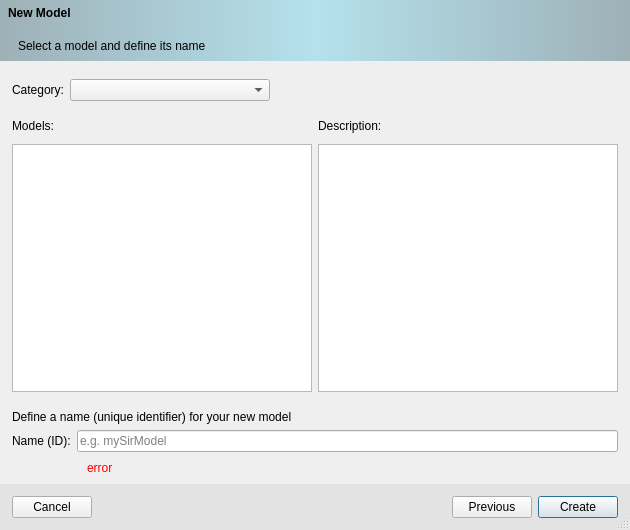
The window that src/newmodel.ui (ufopleds/DengueME) describes before a commit, drawn with Qt 5.
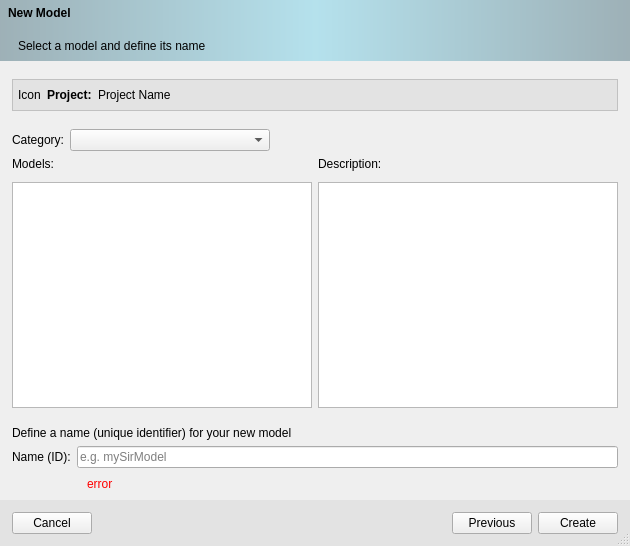
The same window after the commit. Icons and pictures are not drawn.

Commit message:
Update new model GUI and validation name. Issue#16
Fixes #16

The edit to the form file:
```diff
--- a/src/newmodel.ui
+++ b/src/newmodel.ui
@@ -3,14 +3,14 @@
  <class>NewModel</class>
  <widget class="QDialog" name="NewModel">
   <property name="windowModality">
-   <enum>Qt::ApplicationModal</enum>
+   <enum>Qt::NonModal</enum>
   </property>
   <property name="geometry">
    <rect>
     <x>0</x>
     <y>0</y>
     <width>630</width>
-    <height>530</height>
+    <height>546</height>
    </rect>
   </property>
   <property name="sizePolicy">
@@ -248,7 +248,7 @@
              <string>Cancel</string>
             </property>
             <property name="autoDefault">
-             <bool>false</bool>
+             <bool>true</bool>
             </property>
            </widget>
           </item>
@@ -390,6 +390,80 @@
           <number>12</number>
          </property>
          <item>
+          <widget class="QWidget" name="topWidgetArea" native="true">
+           <property name="styleSheet">
+            <string notr="true">#topWidgetArea {
+  border: 1px solid rgb(193, 193, 193);
+  background-color: rgb(227, 227, 227);
+}</string>
+           </property>
+           <layout class="QHBoxLayout" name="horizontalLayout_5">
+            <property name="leftMargin">
+             <number>6</number>
+            </property>
+            <property name="topMargin">
+             <number>6</number>
+            </property>
+            <property name="rightMargin">
+             <number>6</number>
+            </property>
+            <property name="bottomMargin">
+             <number>6</number>
+            </property>
+            <item>
+             <widget class="QLabel" name="icon_project">
+              <property name="text">
+               <string>Icon</string>
+              </property>
+             </widget>
+            </item>
+            <item>
+             <widget class="QLabel" name="ProjectLabel">
+              <property name="styleSheet">
+               <string notr="true">font-weight: bold;</string>
+              </property>
+              <property name="text">
+               <string>Project:</string>
+              </property>
+             </widget>
+            </item>
+            <item>
+             <widget class="QLabel" name="project_name">
+              <property name="text">
+               <string>Project Name</string>
+              </property>
+             </widget>
+            </item>
+            <item>
+             <spacer name="horizontalSpacer_2">
+              <property name="orientation">
+               <enum>Qt::Horizontal</enum>
+              </property>
+              <property name="sizeHint" stdset="0">
+               <size>
+                <width>40</width>
+                <height>20</height>
+               </size>
+              </property>
+             </spacer>
+            </item>
+           </layout>
+          </widget>
+         </item>
+        </layout>
+       </item>
+       <item>
+        <layout class="QHBoxLayout" name="horizontalLayout_6">
+         <property name="leftMargin">
+          <number>12</number>
+         </property>
+         <property name="topMargin">
+          <number>0</number>
+         </property>
+         <property name="rightMargin">
+          <number>12</number>
+         </property>
+         <item>
           <widget class="QLabel" name="typeLabel">
            <property name="sizePolicy">
             <sizepolicy hsizetype="Fixed" vsizetype="Preferred">
@@ -426,12 +500,9 @@
            <property name="orientation">
             <enum>Qt::Horizontal</enum>
            </property>
-           <property name="sizeType">
-            <enum>QSizePolicy::Expanding</enum>
-           </property>
            <property name="sizeHint" stdset="0">
             <size>
-             <width>42</width>
+             <width>40</width>
              <height>20</height>
             </size>
            </property>
@@ -481,7 +552,7 @@
           <number>12</number>
          </property>
          <property name="bottomMargin">
-          <number>12</number>
+          <number>0</number>
          </property>
          <item>
           <widget class="QListWidget" name="modelNameslistWidget">
@@ -518,12 +589,12 @@
         </layout>
        </item>
        <item>
-        <layout class="QVBoxLayout" name="verticalLayout_11">
+        <layout class="QVBoxLayout" name="verticalLayout_13">
          <property name="leftMargin">
           <number>12</number>
          </property>
          <property name="topMargin">
-          <number>0</number>
+          <number>12</number>
          </property>
          <property name="rightMargin">
           <number>12</number>
@@ -629,7 +700,7 @@
              <string>Cancel</string>
             </property>
             <property name="autoDefault">
-             <bool>false</bool>
+             <bool>true</bool>
             </property>
            </widget>
           </item>
@@ -652,7 +723,7 @@
              <string>Previous</string>
             </property>
             <property name="autoDefault">
-             <bool>false</bool>
+             <bool>true</bool>
             </property>
            </widget>
           </item>
```
The commit also changes 3 other files.
